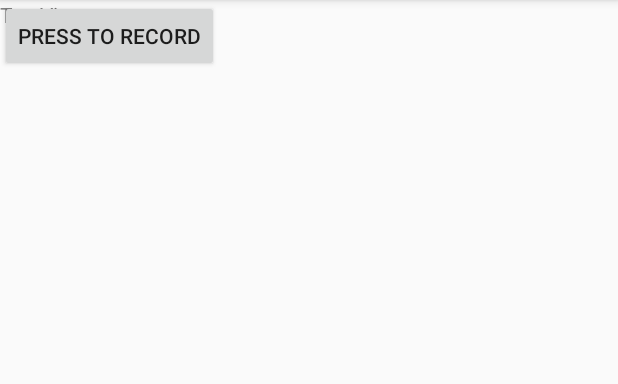
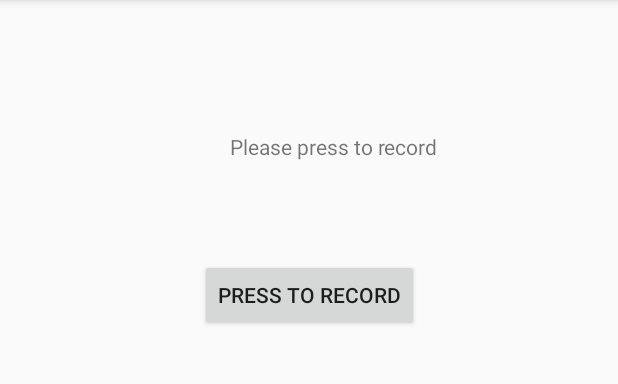
Before and after one commit to miaomiaoyy/AndroidProject, an Android app: the StreamActivity screen opened directly, with no data from a screen before it, on a phone screen of 412 x 824 dp, the part 84-468 px from its top. Run offline under Robolectric (Android 15) with nearby library versions, the phone set to English and light mode, and no system bars; our stand-ins replace ButterKnife.

Commit message:
update two record mode

```diff
--- a/AndroidStudioProjects/VoiceApp/app/src/main/AndroidManifest.xml
+++ b/AndroidStudioProjects/VoiceApp/app/src/main/AndroidManifest.xml
@@ -2,6 +2,8 @@
 <manifest xmlns:android="http://schemas.android.com/apk/res/android"
     package="com.example.miaomiao.voiceapp">
 
+    <uses-permission android:name="android.permission.RECORD_AUDIO"/>
+    <uses-permission android:name="android.permission.WRITE_EXTERNAL_STORAGE"/>
     <application
         android:allowBackup="true"
         android:icon="@mipmap/ic_launcher"
--- a/AndroidStudioProjects/VoiceApp/app/src/main/java/com/example/miaomiao/voiceapp/MainActivity.java
+++ b/AndroidStudioProjects/VoiceApp/app/src/main/java/com/example/miaomiao/voiceapp/MainActivity.java
@@ -52,12 +52,13 @@ public class MainActivity extends AppCompatActivity {
 
     @OnClick(R.id.fileBtn)
     public void fileMode() {
+        startActivity(new Intent(this, FileActivity.class));
 
     }
 
     @OnClick(R.id.StreamBtn)
     public void streamMode() {
-
+        startActivity(new Intent(this, StreamActivity.class));
     }
 
     @Override
--- a/AndroidStudioProjects/VoiceApp/app/src/main/res/layout/activity_stream.xml
+++ b/AndroidStudioProjects/VoiceApp/app/src/main/res/layout/activity_stream.xml
@@ -10,15 +10,19 @@
         android:id="@+id/streamBtn"
         android:layout_width="wrap_content"
         android:layout_height="wrap_content"
-        android:text="Press To Record"
-        tools:layout_editor_absoluteX="148dp"
-        tools:layout_editor_absoluteY="161dp" />
+        android:layout_marginTop="65dp"
+        android:text="@string/press_to_record"
+        app:layout_constraintEnd_toEndOf="parent"
+        app:layout_constraintStart_toStartOf="parent"
+        app:layout_constraintTop_toBottomOf="@+id/mTvLog" />
 
     <TextView
         android:id="@+id/mTvLog"
         android:layout_width="wrap_content"
-        android:layout_height="wrap_content"
-        android:text="TextView"
-        tools:layout_editor_absoluteX="163dp"
-        tools:layout_editor_absoluteY="77dp" />
+        android:layout_height="0dp"
+        android:layout_marginEnd="120dp"
+        android:layout_marginTop="88dp"
+        android:text="@string/please_press_to_record"
+        app:layout_constraintEnd_toEndOf="parent"
+        app:layout_constraintTop_toTopOf="parent" />
 </android.support.constraint.ConstraintLayout>
--- a/AndroidStudioProjects/VoiceApp/app/src/main/res/values/strings.xml
+++ b/AndroidStudioProjects/VoiceApp/app/src/main/res/values/strings.xml
@@ -6,5 +6,7 @@
     <string name="presstosay">press to say</string>
     <string name="file">file</string>
     <string name="stream">stream</string>
+    <string name="please_press_to_record">Please press to record</string>
+    <string name="press_to_record">Press To Record</string>
 
 </resources>
```
